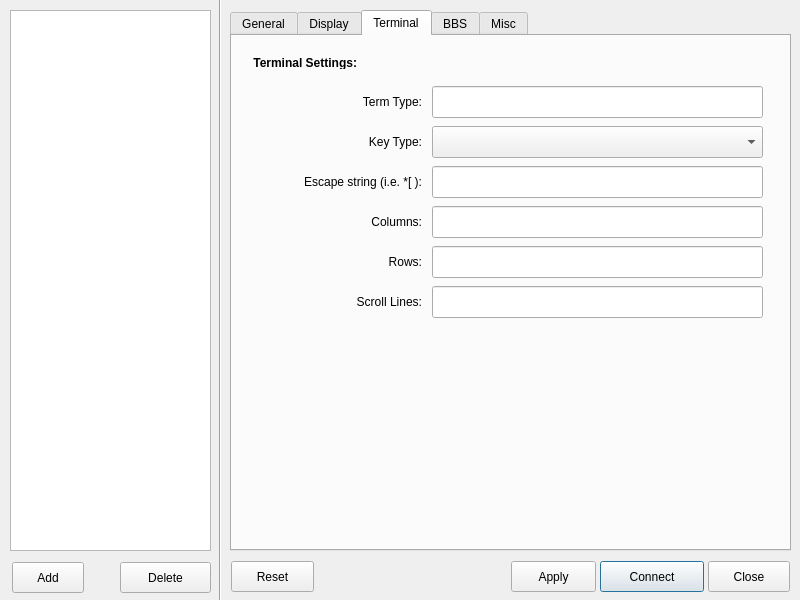
Old version of the form src/ui/addrdialog.ui in the repository adaptee/qterm-hack.
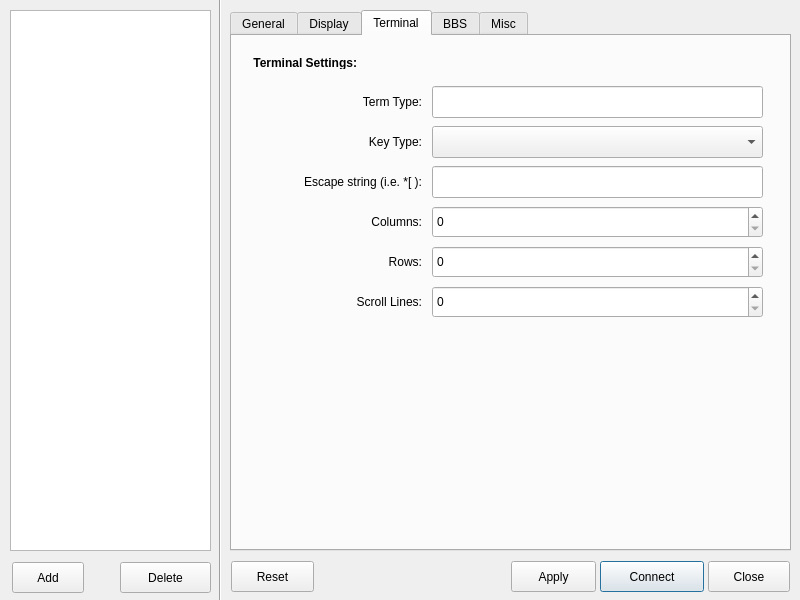
New version of the form. The open tabs and pages were chosen to show the change.

Commit message: Use spinBox for row/column/scroll

```diff
--- a/src/ui/addrdialog.ui
+++ b/src/ui/addrdialog.ui
@@ -931,17 +931,7 @@
       <set>Qt::AlignRight|Qt::AlignTrailing|Qt::AlignVCenter</set>
      </property>
      <property name="buddy">
-      <cstring>rowLineEdit</cstring>
-     </property>
-    </widget>
-    <widget class="QLineEdit" name="columnLineEdit">
-     <property name="geometry">
-      <rect>
-       <x>200</x>
-       <y>170</y>
-       <width>331</width>
-       <height>32</height>
-      </rect>
+      <cstring>rowSpinBox</cstring>
      </property>
     </widget>
     <widget class="QLabel" name="TextLabel3_4">
@@ -960,17 +950,7 @@
       <set>Qt::AlignRight|Qt::AlignTrailing|Qt::AlignVCenter</set>
      </property>
      <property name="buddy">
-      <cstring>columnLineEdit</cstring>
-     </property>
-    </widget>
-    <widget class="QLineEdit" name="rowLineEdit">
-     <property name="geometry">
-      <rect>
-       <x>200</x>
-       <y>210</y>
-       <width>331</width>
-       <height>32</height>
-      </rect>
+      <cstring>columnSpinBox</cstring>
      </property>
     </widget>
     <widget class="QLabel" name="TextLabel5_3">
@@ -989,17 +969,7 @@
       <set>Qt::AlignRight|Qt::AlignTrailing|Qt::AlignVCenter</set>
      </property>
      <property name="buddy">
-      <cstring>scrollLineEdit</cstring>
-     </property>
-    </widget>
-    <widget class="QLineEdit" name="scrollLineEdit">
-     <property name="geometry">
-      <rect>
-       <x>200</x>
-       <y>250</y>
-       <width>331</width>
-       <height>32</height>
-      </rect>
+      <cstring>scrollSpinBox</cstring>
      </property>
     </widget>
     <widget class="QWidget" name="layoutWidget5">
@@ -1043,6 +1013,36 @@
       </item>
      </layout>
     </widget>
+    <widget class="QSpinBox" name="columnSpinBox">
+     <property name="geometry">
+      <rect>
+       <x>200</x>
+       <y>170</y>
+       <width>331</width>
+       <height>32</height>
+      </rect>
+     </property>
+    </widget>
+    <widget class="QSpinBox" name="rowSpinBox">
+     <property name="geometry">
+      <rect>
+       <x>200</x>
+       <y>210</y>
+       <width>331</width>
+       <height>32</height>
+      </rect>
+     </property>
+    </widget>
+    <widget class="QSpinBox" name="scrollSpinBox">
+     <property name="geometry">
+      <rect>
+       <x>200</x>
+       <y>250</y>
+       <width>331</width>
+       <height>32</height>
+      </rect>
+     </property>
+    </widget>
    </widget>
    <widget class="QWidget" name="tab3">
     <attribute name="title">
```
Left out of the diff: 8 changed lines with no effect on the pictures. The commit also changes 1 other file.
